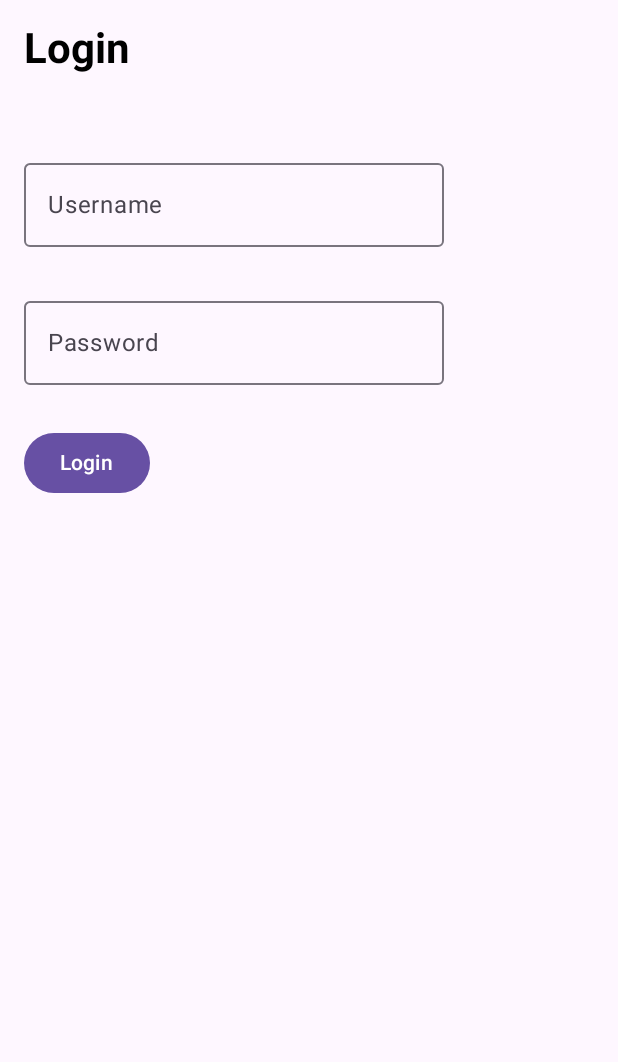
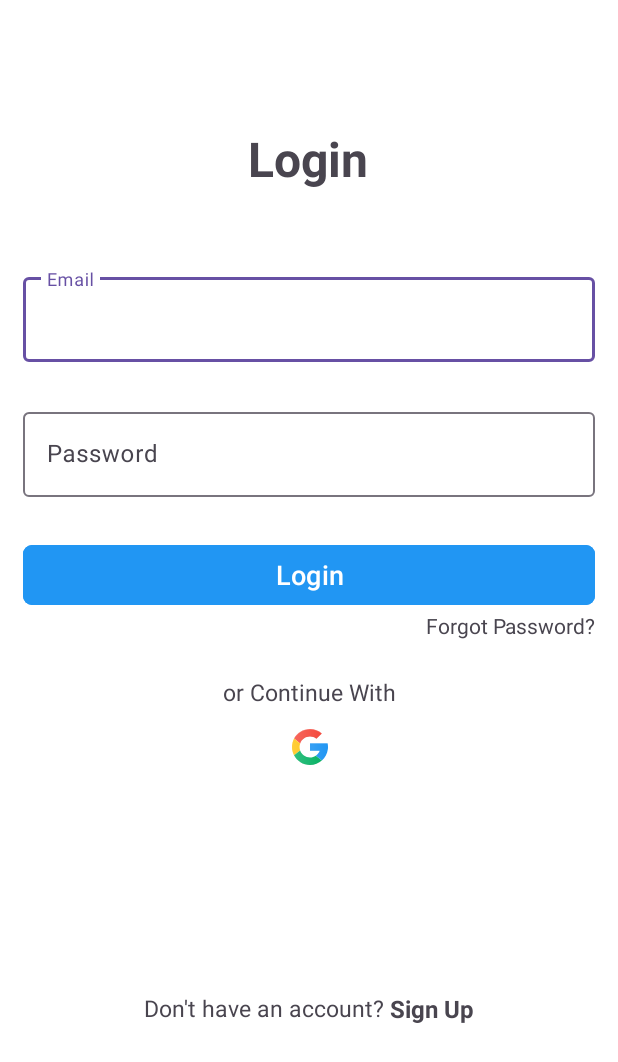
Before and after one commit to bengisusaahin/e-commerce, an Android app: the screen it shows after launch (MainActivity), on a phone screen of 412 x 824 dp. Shown: the top 1062 px of the screen. Run offline under Robolectric (Android 15) with nearby library versions, the phone set to English and light mode, and no system bars; our stand-ins replace Dagger/Hilt's generated code, Firebase (no records; nobody signed in at launch, a user with empty details on screens opened directly), navigation-ui.

Commit message:
Revert "init commit"
This reverts commit e78014587ff31afa6130303c796d828d43b512f4.

```diff
--- a/app/src/main/java/com/bengisusahin/e_commerce/data/dataAuth/LoginRequest.kt
+++ /dev/null
@@ -1,6 +0,0 @@
-package com.bengisusahin.e_commerce.data.dataAuth
-
-data class LoginRequest(
-    val username: String,
-    val password: String
-)
--- a/app/src/main/java/com/bengisusahin/e_commerce/di/auth/AuthModule.kt
+++ /dev/null
@@ -1,21 +0,0 @@
-package com.bengisusahin.e_commerce.di.auth
-
-import com.bengisusahin.e_commerce.service.AuthService
-import dagger.Module
-import dagger.Provides
-import dagger.hilt.InstallIn
-import dagger.hilt.components.SingletonComponent
-import retrofit2.Retrofit
-import javax.inject.Singleton
-
-// SingletonComponent: all the dependencies inside this module will stay alive as long as the app is alive
-@Module
-@InstallIn(SingletonComponent::class)
-object AuthModule {
-    //HomeViewModel.kt will use this dependency and inject it into its constructor
-    @Provides
-    @Singleton
-    fun provideAuthService(retrofit: Retrofit): AuthService{
-        return retrofit.create(AuthService::class.java)
-    }
-}
--- /dev/null
+++ b/app/src/main/java/com/bengisusahin/e_commerce/di/firebase/AppModule.kt
@@ -0,0 +1,18 @@
+package com.bengisusahin.e_commerce.di.firebase
+
+import com.google.firebase.auth.FirebaseAuth
+import dagger.Module
+import dagger.Provides
+import dagger.hilt.InstallIn
+import dagger.hilt.components.SingletonComponent
+import javax.inject.Singleton
+
+// SingletonComponent: all the dependencies inside this module will stay alive as long as the app is alive
+@Module
+@InstallIn(SingletonComponent::class)
+object AppModule {
+    //SignUpViewModel.kt will use this dependency and inject it into its constructor
+    @Provides
+    @Singleton
+    fun provideFirebaseAuth() = FirebaseAuth.getInstance()
+}
--- a/app/src/main/java/com/bengisusahin/e_commerce/service/AuthService.kt
+++ /dev/null
@@ -1,11 +0,0 @@
-package com.bengisusahin.e_commerce.service
-
-import com.bengisusahin.e_commerce.data.dataAuth.LoginRequest
-import com.bengisusahin.e_commerce.data.dataAuth.User
-import retrofit2.http.Body
-import retrofit2.http.POST
-
-interface AuthService {
-    @POST("auth/login")
-    suspend fun login(@Body loginRequest: LoginRequest): User
-}
--- a/app/src/main/java/com/bengisusahin/e_commerce/view/auth/LoginFragment.kt
+++ b/app/src/main/java/com/bengisusahin/e_commerce/view/auth/LoginFragment.kt
@@ -7,50 +7,78 @@ import android.view.View
 import android.view.ViewGroup
 import android.widget.Toast
 import androidx.appcompat.app.AppCompatActivity
-import androidx.compose.runtime.collectAsState
-import androidx.compose.runtime.getValue
-import androidx.compose.ui.platform.ComposeView
 import androidx.fragment.app.viewModels
 import androidx.lifecycle.lifecycleScope
 import androidx.navigation.fragment.findNavController
 import com.bengisusahin.e_commerce.R
+import com.bengisusahin.e_commerce.databinding.FragmentLoginBinding
+import com.bengisusahin.e_commerce.dialog.setUpBottomSheetDialog
+import com.bengisusahin.e_commerce.util.FieldValidation
 import com.bengisusahin.e_commerce.util.ResourceResponseState
 import com.bengisusahin.e_commerce.viewmodel.LoginViewModel
+import com.google.android.material.snackbar.Snackbar
 import dagger.hilt.android.AndroidEntryPoint
 import kotlinx.coroutines.launch
 
 @AndroidEntryPoint
 class LoginFragment : Fragment() {
-    private lateinit var composeView: ComposeView
+    private lateinit var binding: FragmentLoginBinding
     private val viewModel by viewModels<LoginViewModel>()
+    override fun onCreate(savedInstanceState: Bundle?) {
+        super.onCreate(savedInstanceState)
+    }
 
     override fun onCreateView(
         inflater: LayoutInflater, container: ViewGroup?,
         savedInstanceState: Bundle?
     ): View? {
-        return ComposeView(requireContext()).also {
-            composeView = it
-        }
+        binding = FragmentLoginBinding.inflate(inflater, container, false)
+        // Inflate the layout for this fragment
+        return binding.root
     }
 
     override fun onViewCreated(view: View, savedInstanceState: Bundle?) {
         super.onViewCreated(view, savedInstanceState)
         (activity as? AppCompatActivity)?.supportActionBar?.hide()
 
-        composeView.setContent {
-            val loginState by viewModel.loginState.collectAsState(initial = ResourceResponseState.Loading())
+        binding.apply {
+            btnLogin.setOnClickListener {
+                val email = etEmail.text.toString().trim()
+                val password = etPassword.text.toString()
+                viewModel.loginWithEmailAndPassword(email, password)
+            }
 
-                LoginScreen(state = loginState, onLoginClick =
-                { username, password ->
-                    viewModel.login(username, password)
-                })
+            textviewSignUp.setOnClickListener {
+                findNavController().navigate(R.id.action_loginFragment_to_signUpFragment)
+            }
+
+            tvForgotPassword.setOnClickListener {
+                setUpBottomSheetDialog { email ->
+                    viewModel.resetPassword(email)
+                }
+            }
         }
+
+        lifecycleScope.launch {
+            viewModel.resetPasswordState.collect{
+                when(it){
+                    is ResourceResponseState.Loading -> {
+                    }
+                    is ResourceResponseState.Success -> {
+                        Snackbar.make(binding.root, "Reset password link sent to your email", Snackbar.LENGTH_LONG).show()
+                    }
+                    is ResourceResponseState.Error -> {
+                        Snackbar.make(requireView(), "Error: ${it.message}", Snackbar.LENGTH_LONG).show()
+                    }
+                }
+            }
+        }
+
         lifecycleScope.launch {
             viewModel.loginState.collect {
                 when (it) {
                     is ResourceResponseState.Loading -> {
-                        Toast.makeText(requireContext(), "Loading...", Toast.LENGTH_SHORT)
-                            .show()
+                        Toast.makeText(requireContext(), "Loading...", Toast.LENGTH_SHORT).show()
                     }
                     is ResourceResponseState.Success -> {
                         findNavController().navigate(R.id.action_loginFragment_to_homeFragment)
@@ -61,5 +89,22 @@ class LoginFragment : Fragment() {
                 }
             }
         }
+
+        lifecycleScope.launch {
+            viewModel.loginFormState.collect { state ->
+                if (state.emailError is FieldValidation.Error) {
+                    binding.etEmail.apply {
+                        error = state.emailError.message
+                        requestFocus()
+                    }
+                }
+                if (state.passwordError is FieldValidation.Error) {
+                    binding.etPassword.apply {
+                        error = state.passwordError.message
+                        requestFocus()
+                    }
+                }
+            }
+        }
     }
 }
--- a/app/src/main/java/com/bengisusahin/e_commerce/view/auth/LoginScreen.kt
+++ /dev/null
@@ -1,45 +0,0 @@
-package com.bengisusahin.e_commerce.view.auth
-
-import androidx.compose.foundation.layout.Column
-import androidx.compose.foundation.layout.Spacer
-import androidx.compose.foundation.layout.height
-import androidx.compose.foundation.layout.padding
-import androidx.compose.material3.Button
-import androidx.compose.material3.OutlinedTextField
-import androidx.compose.material3.Text
-import androidx.compose.runtime.Composable
-import androidx.compose.runtime.mutableStateOf
-import androidx.compose.runtime.remember
-import androidx.compose.ui.Modifier
-import androidx.compose.ui.text.font.FontWeight
-import androidx.compose.ui.text.input.TextFieldValue
-import androidx.compose.ui.unit.dp
-import androidx.compose.ui.unit.sp
-import com.bengisusahin.e_commerce.data.dataAuth.User
-import com.bengisusahin.e_commerce.util.ResourceResponseState
-
-@Composable
-fun LoginScreen(state: ResourceResponseState<User>, onLoginClick: (String, String) -> Unit) {
-    val username = remember { mutableStateOf(TextFieldValue()) }
-    val password = remember { mutableStateOf(TextFieldValue()) }
-
-    Column(modifier = Modifier.padding(16.dp)) {
-        Text(text = "Login", fontSize = 28.sp, fontWeight = FontWeight.Bold)
-        Spacer(modifier = Modifier.height(52.dp))
-        OutlinedTextField(
-            value = username.value,
-            onValueChange = { username.value = it },
-            label = { Text("Username") }
-        )
-        Spacer(modifier = Modifier.height(28.dp))
-        OutlinedTextField(
-            value = password.value,
-            onValueChange = { password.value = it },
-            label = { Text("Password") }
-        )
-        Spacer(modifier = Modifier.height(28.dp))
-        Button(onClick = { onLoginClick(username.value.text, password.value.text)}) {
-            Text("Login")
-        }
-    }
-}
--- /dev/null
+++ b/app/src/main/res/layout/fragment_login.xml
@@ -0,0 +1,137 @@
+<?xml version="1.0" encoding="utf-8"?>
+<androidx.constraintlayout.widget.ConstraintLayout xmlns:android="http://schemas.android.com/apk/res/android"
+    xmlns:app="http://schemas.android.com/apk/res-auto"
+    xmlns:tools="http://schemas.android.com/tools"
+    android:layout_width="match_parent"
+    android:layout_height="match_parent"
+    android:background="@color/white"
+    android:backgroundTint="#FFFFFF"
+    tools:context=".view.auth.LoginFragment">
+
+    <TextView
+        android:id="@+id/textView"
+        android:layout_width="wrap_content"
+        android:layout_height="wrap_content"
+        android:layout_marginTop="84dp"
+        android:text="@string/login"
+        android:textAlignment="center"
+        android:textSize="32sp"
+        android:textStyle="bold"
+        app:layout_constraintEnd_toEndOf="parent"
+        app:layout_constraintHorizontal_bias="0.498"
+        app:layout_constraintStart_toStartOf="parent"
+        app:layout_constraintTop_toTopOf="parent" />
+
+    <com.google.android.material.textfield.TextInputLayout
+        android:id="@+id/container_email"
+        android:layout_width="0dp"
+        android:layout_height="wrap_content"
+        android:layout_marginHorizontal="15dp"
+        android:layout_marginTop="52dp"
+        android:background="#FFFFFF"
+        app:layout_constraintEnd_toEndOf="parent"
+        app:layout_constraintHorizontal_bias="0.551"
+        app:layout_constraintStart_toStartOf="parent"
+        app:layout_constraintTop_toBottomOf="@+id/textView">
+
+        <com.google.android.material.textfield.TextInputEditText
+            android:id="@+id/etEmail"
+            android:layout_width="match_parent"
+            android:layout_height="wrap_content"
+            android:hint="@string/email" />
+    </com.google.android.material.textfield.TextInputLayout>
+
+    <com.google.android.material.textfield.TextInputLayout
+        android:id="@+id/container_password"
+        android:layout_width="0dp"
+        android:layout_height="wrap_content"
+        android:layout_marginTop="28dp"
+        app:layout_constraintEnd_toEndOf="@+id/container_email"
+        app:layout_constraintHorizontal_bias="0.0"
+        app:layout_constraintStart_toStartOf="@+id/container_email"
+        app:layout_constraintTop_toBottomOf="@+id/container_email">
+
+        <com.google.android.material.textfield.TextInputEditText
+            android:id="@+id/etPassword"
+            android:layout_width="match_parent"
+            android:layout_height="wrap_content"
+            android:hint="@string/password"
+            android:inputType="number|numberPassword" />
+    </com.google.android.material.textfield.TextInputLayout>
+
+    <com.google.android.material.button.MaterialButton
+        android:id="@+id/btnLogin"
+        android:layout_width="match_parent"
+        android:layout_height="wrap_content"
+        android:layout_marginHorizontal="15dp"
+        android:layout_marginVertical="28dp"
+        android:backgroundTint="#2196F3"
+        android:text="@string/login"
+        app:cornerRadius="6dp"
+        android:textSize="18sp"
+        app:layout_constraintEnd_toEndOf="@+id/container_password"
+        app:layout_constraintHorizontal_bias="0.496"
+        app:layout_constraintStart_toStartOf="@+id/container_password"
+        app:layout_constraintTop_toBottomOf="@+id/container_password" />
+
+    <TextView
+        android:id="@+id/tv_forgotPassword"
+        android:layout_width="wrap_content"
+        android:layout_height="wrap_content"
+        android:text="@string/forgot_password"
+        app:layout_constraintEnd_toEndOf="@+id/btnLogin"
+        app:layout_constraintTop_toBottomOf="@+id/btnLogin" />
+
+    <LinearLayout
+        android:id="@+id/lin1"
+        android:layout_width="match_parent"
+        android:layout_height="wrap_content"
+        android:gravity="center"
+        android:orientation="horizontal"
+        app:layout_constraintBottom_toBottomOf="parent"
+        app:layout_constraintEnd_toEndOf="@+id/btnLogin"
+        app:layout_constraintHorizontal_bias="0.0"
+        app:layout_constraintStart_toStartOf="@+id/btnLogin"
+        app:layout_constraintTop_toBottomOf="@+id/imageBtn_google">
+
+        <TextView
+            android:id="@+id/textview_question"
+            android:layout_width="wrap_content"
+            android:layout_height="wrap_content"
+            android:text="Don't have an account? "
+            android:textSize="15sp" />
+
+        <TextView
+            android:id="@+id/textview_signUp"
+            android:layout_width="wrap_content"
+            android:layout_height="wrap_content"
+            android:text="@string/sign_up"
+            android:textSize="16sp"
+            android:textStyle="bold" />
+    </LinearLayout>
+
+    <TextView
+        android:id="@+id/textView3"
+        android:layout_width="wrap_content"
+        android:layout_height="wrap_content"
+        android:layout_marginTop="24dp"
+        android:text="or Continue With"
+        android:textSize="15sp"
+        app:layout_constraintEnd_toEndOf="@+id/btnLogin"
+        app:layout_constraintHorizontal_bias="0.498"
+        app:layout_constraintStart_toStartOf="@+id/btnLogin"
+        app:layout_constraintTop_toBottomOf="@+id/tv_forgotPassword" />
+
+    <ImageButton
+        android:id="@+id/imageBtn_google"
+        android:layout_width="wrap_content"
+        android:layout_height="wrap_content"
+        android:layout_marginTop="4dp"
+        android:backgroundTint="#FFFFFF"
+        android:contentDescription="@string/login_with_google"
+        android:src="@drawable/ic_google"
+        app:layout_constraintEnd_toEndOf="@+id/textView3"
+        app:layout_constraintStart_toStartOf="@+id/textView3"
+        app:layout_constraintTop_toBottomOf="@+id/textView3" />
+
+</androidx.constraintlayout.widget.ConstraintLayout>
--- a/app/src/main/res/navigation/nav_graph.xml
+++ b/app/src/main/res/navigation/nav_graph.xml
@@ -6,12 +6,28 @@
     app:startDestination="@id/loginFragment">
 
     <fragment
+        android:id="@+id/signUpFragment"
+        android:name="com.bengisusahin.e_commerce.view.auth.SignUpFragment"
+        android:label="fragment_sign_up"
+        tools:layout="@layout/fragment_sign_up" >
+        <action
+            android:id="@+id/action_signUpFragment_to_loginFragment"
+            app:destination="@id/loginFragment" />
+        <action
+            android:id="@+id/action_signUpFragment_to_homeFragment"
+            app:destination="@id/homeFragment" />
+    </fragment>
+    <fragment
         android:id="@+id/loginFragment"
         android:name="com.bengisusahin.e_commerce.view.auth.LoginFragment"
-        android:label="fragment_login">
+        android:label="fragment_login"
+        tools:layout="@layout/fragment_login" >
         <action
             android:id="@+id/action_loginFragment_to_homeFragment"
             app:destination="@id/homeFragment" />
+        <action
+            android:id="@+id/action_loginFragment_to_signUpFragment"
+            app:destination="@id/signUpFragment" />
     </fragment>
     <fragment
         android:id="@+id/homeFragment"
```
Also changed, not shown: app/build.gradle.kts (+1 -19 lines), app/src/main/java/com/bengisusahin/e_commerce/data/dataAuth/User.kt (deleted, +0 -12 lines), app/src/main/java/com/bengisusahin/e_commerce/util/ValidationCheck.kt (+6 -4 lines), app/src/main/java/com/bengisusahin/e_commerce/view/auth/SignUpFragment.kt (added, +102 -0 lines), app/src/main/java/com/bengisusahin/e_commerce/viewmodel/LoginViewModel.kt (+39 -20 lines), app/src/main/java/com/bengisusahin/e_commerce/viewmodel/SignUpViewModel.kt (added, +62 -0 lines), app/src/main/res/layout/fragment_sign_up.xml (added, +123 -0 lines), gradle/libs.versions.toml (+1 -20 lines).
